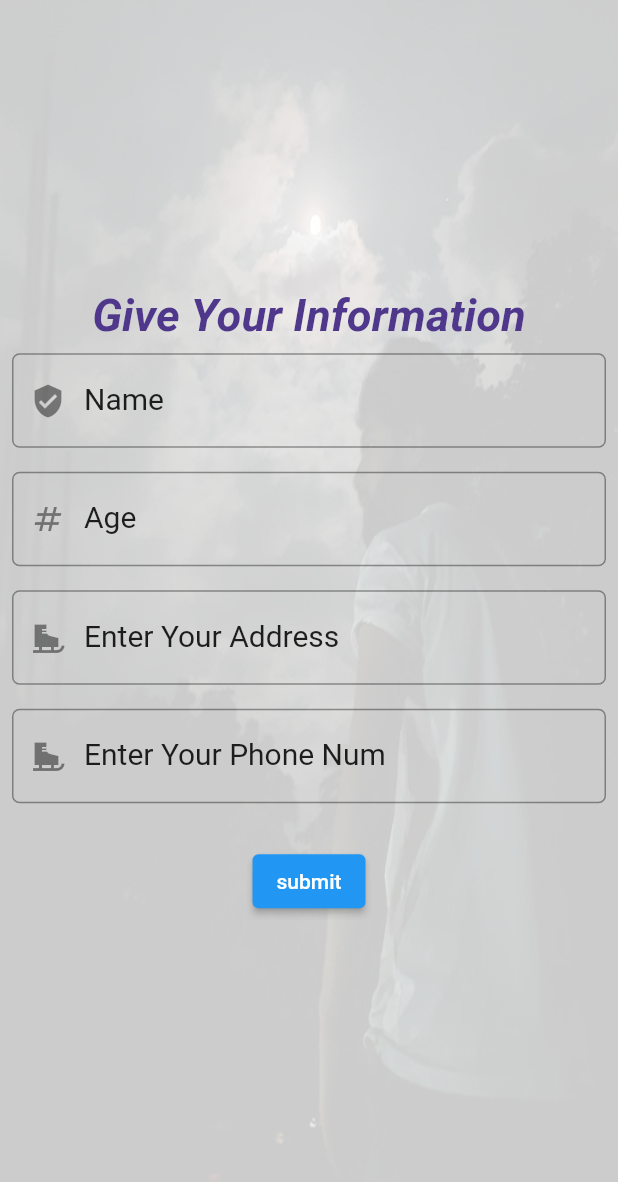
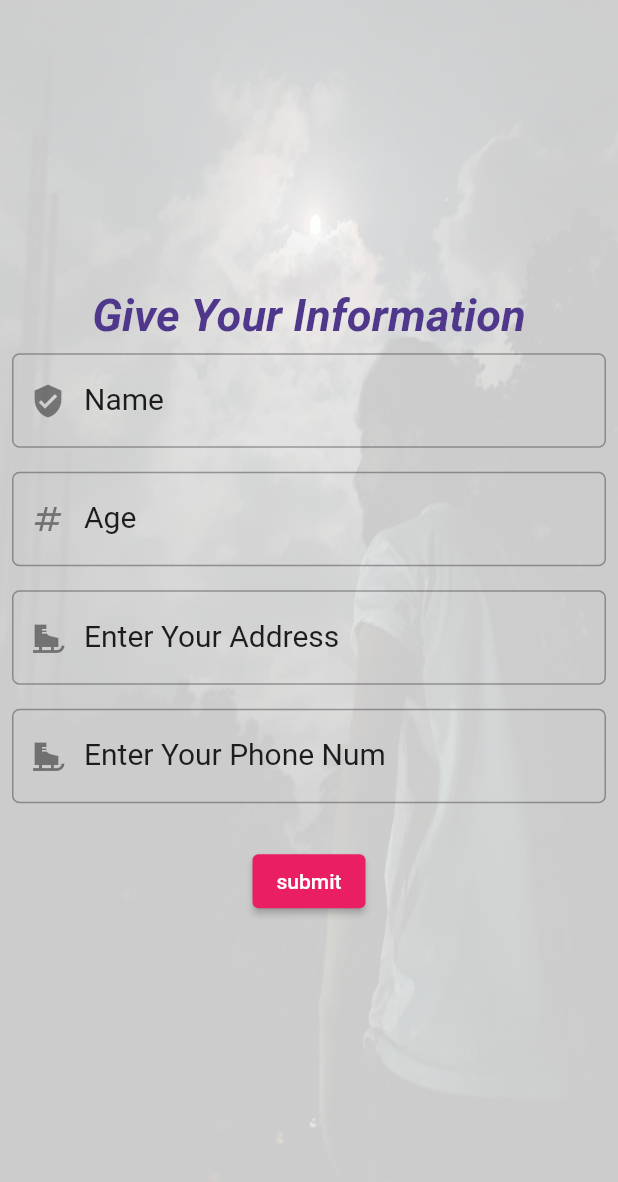
Before and after one commit to mamunZcode/firebase_dashboard, a Flutter app: the screen it shows once a user with an empty profile is signed in, on a phone screen of 412 x 824 dp. Shown: the top 1182 px of the screen. Run offline on Flutter 3.47's test engine with Material 2 defaults, Android fonts, the phone set to English and light mode, and no system bars; our stand-ins replace animated_bottom_navigation_bar, cloud_firestore, eva_icons_flutter, firebase_auth, firebase_core, syncfusion_flutter_charts; accounts and stored records are empty; network calls fail.

Commit message:
dasbord problem solved

```diff
--- a/lib/dashboard/components/Sidemenu.dart
+++ b/lib/dashboard/components/Sidemenu.dart
@@ -13,12 +13,12 @@ class Sidemenu extends StatelessWidget {
               child: Opacity(
                 opacity: 1.0,
                 child: Image(
-                  image: AssetImage('assets/love2.png'),
+                  image: AssetImage('assets/list.png'),
                 ),
               ),
             ),
             ListTileCustom(
-              image: 'assets/love2.png',
+              image: 'assets/list.png',
               title: 'dashboard',
               press: () {},
               color: Colors.red,
--- a/lib/dashboard/dashboard.dart
+++ b/lib/dashboard/dashboard.dart
@@ -79,17 +79,22 @@ class _DashboardState extends State<Dashboard> {
             if (!isDataExistForCurrentUser) {
               return user_details_form();
             } else
-              return SafeArea(
+              return SingleChildScrollView(
+                child: SafeArea(
                   child: Column(
                     children: [
                  Row(
-                      mainAxisAlignment: MainAxisAlignment.spaceBetween,
+                        mainAxisAlignment: MainAxisAlignment.start,
                         crossAxisAlignment: CrossAxisAlignment.center,
+                        // direction: Axis.horizontal,
                         children: [
-                        dashboardContainer(
+                          Expanded(
+                            flex:1,
+                            child: dashboardContainer(
                               text: Text(
                                 'your mail',
                                 overflow: TextOverflow.ellipsis,
+                                maxLines: 4,
                                 style: TextStyle(
                                   fontSize: 24,
                                   fontWeight: FontWeight.bold,
@@ -103,15 +108,20 @@ class _DashboardState extends State<Dashboard> {
                                     '\n'
                                         'Age: ${data['age']}',
                                 overflow: TextOverflow.ellipsis,
+                                maxLines: 4,
                                 style: TextStyle(fontSize: 24),
                               ),
                               icon: Icons.attach_money,
                               color: Colors.deepOrange,
                             ),
-                        dashboardContainer(
+                          ),
+                          Expanded(
+                            flex: 1,
+                            child: dashboardContainer(
                               text: Text(
                                 'TotalAmount',
                                 overflow: TextOverflow.ellipsis,
+                                maxLines: 1,
                                 style: TextStyle(
                                   fontSize: 32,
                                   fontWeight: FontWeight.bold,
@@ -125,14 +135,20 @@ class _DashboardState extends State<Dashboard> {
                                     '\n'
                                         'phonenum: ${data2['phonenum']}',
                                 overflow: TextOverflow.ellipsis,
+                                maxLines: 1,
                                 style: TextStyle(fontSize: 24, color: Colors.white),
                               ),
                               icon: Icons.cabin,
                               color: Colors.deepPurple,
                             ),
-                        dashboardContainer(
+                          ),
+                          Expanded(
+                            flex: 1,
+                            child: dashboardContainer(
                               text: Text(
                                 'MY amount',
+                                overflow: TextOverflow.ellipsis,
+                                maxLines:1,
                                 style: TextStyle(
                                   fontSize: 32,
                                   fontWeight: FontWeight.bold,
@@ -141,14 +157,21 @@ class _DashboardState extends State<Dashboard> {
                               ),
                               bottomText: Text(
                                 '\$1000.00',
+                                overflow: TextOverflow.ellipsis,
+                                maxLines: 1,
                                 style: TextStyle(fontSize: 24, color: Colors.white),
                               ),
                               icon: Icons.ice_skating,
                               color: Colors.deepPurpleAccent,
                             ),
-                        dashboardContainer(
+                          ),
+                          Expanded(
+                            flex: 1,
+                            child: dashboardContainer(
                               text: Text(
                                 'my amount',
+                                overflow: TextOverflow.ellipsis,
+                                maxLines: 1,
                                 style: TextStyle(
                                     fontSize: 32,
                                     fontWeight: FontWeight.bold,
@@ -156,14 +179,21 @@ class _DashboardState extends State<Dashboard> {
                               ),
                               bottomText: Text(
                                 '\$1000.00',
+                                overflow: TextOverflow.ellipsis,
+                                maxLines: 1,
                                 style: TextStyle(fontSize: 24, color: Colors.white),
                               ),
                               icon: Icons.ice_skating,
                               color: Colors.deepOrange,
                             ),
-                        dashboardContainer(
+                          ),
+                         Expanded(
+                            flex: 1,
+                            child: dashboardContainer(
                               text: Text(
                                 'Account',
+                                overflow: TextOverflow.ellipsis,
+                                maxLines: 1,
                                 style: TextStyle(
                                     fontSize: 32,
                                     fontWeight: FontWeight.bold,
@@ -171,10 +201,13 @@ class _DashboardState extends State<Dashboard> {
                               ),
                               bottomText: Text(
                                 '\$1000.00',
+                                overflow: TextOverflow.ellipsis,
+                                maxLines: 1,
                                 style: TextStyle(fontSize: 24, color: Colors.white),
                               ),
                               icon: Icons.ice_skating,
                               color: Colors.orangeAccent,
+                            ),
                           ),
                         ],
                       ),
@@ -182,8 +215,6 @@ class _DashboardState extends State<Dashboard> {
                         height: 50.0,
                       ),
                       Center(
-                      child: Padding(
-                        padding: const EdgeInsets.all(8.0),
                         child: ElevatedButton.icon(
                           onPressed: () {
                             Map<String, String> data = {
@@ -206,7 +237,6 @@ class _DashboardState extends State<Dashboard> {
                               backgroundColor: Colors.white24),
                         ),
                       ),
-                    ),
                       Center(
                         child: ElevatedButton(
                             onPressed: () {
@@ -217,6 +247,7 @@ class _DashboardState extends State<Dashboard> {
                             child: Text('LogOut')),
                       )
                     ],
+                  ),
                 ),
               );
           }),
--- a/lib/main.dart
+++ b/lib/main.dart
@@ -8,6 +8,7 @@ import 'package:provider/provider.dart';
 import 'dashboard/dashboard.dart';
 import 'registration Screen/registration.dart';
 import 'dashboard/dashboard2.dart';
+import 'dashboard2/dashboard22.dart';
 
 Future main() async {
   WidgetsFlutterBinding.ensureInitialized();
@@ -42,6 +43,14 @@ class MainApp extends StatelessWidget {
   @override
   Widget build(BuildContext context) {
     return MaterialApp(
+      theme: ThemeData(
+        colorScheme: ColorScheme.fromSeed(
+        seedColor: Colors.purple,
+          primary:Colors.pink,
+          secondary: Colors.red,
+          tertiary:Colors.black,
+      ),
+      ),
       debugShowCheckedModeBanner: false,
       // initialRoute:login.id,
       home: AuthWrapper(),
@@ -50,6 +59,7 @@ class MainApp extends StatelessWidget {
         registration.id: (context) => registration(),
         Dashboard.id: (context) => Dashboard(),
         dashboard2.id: (context) => dashboard2(),
+        dashboard22.id:(context) => dashboard22(),
       },
     );
   }
```
Also changed, not shown: lib/dashboard/components/dashboardContainer.dart (+7 -3 lines), lib/dashboard/components/listtilecustom.dart (+9 -7 lines), lib/dashboard/dashboard2.dart (+17 -2 lines), lib/dashboard2/components/listtileCustom2.dart (added, +36 -0 lines), lib/dashboard2/dashboard22.dart (added, +388 -0 lines), lib/login screen/login.dart (+10 -1 lines), pubspec.yaml (+9 -0 lines), assets/chat.png (added), assets/home.png (added), assets/list.png (added), assets/location.png (added), assets/love.png (added), assets/setting.png (added), assets/wifi.png (added), 1 more files. Lines whose indentation alone changed are shown as unchanged.
